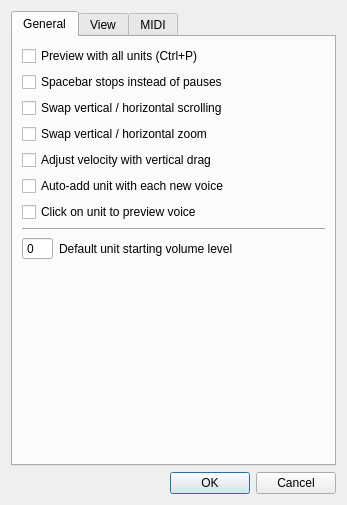
This is src/editor/SettingsDialog.ui in yuxshao/ptcollab as Qt 5 draws it before an edit. The edited form follows.
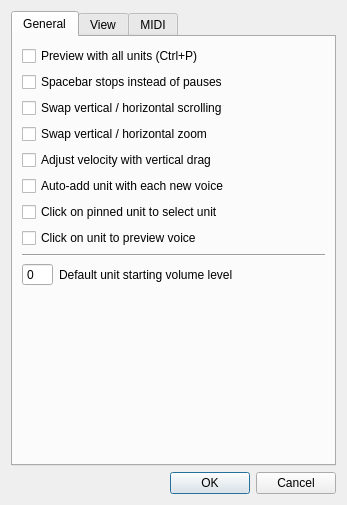
This is the edited form.

Commit message: click on pinned unit to select unit option

Diff of the .ui file:
```diff
--- a/src/editor/SettingsDialog.ui
+++ b/src/editor/SettingsDialog.ui
@@ -66,6 +66,13 @@
          </property>
         </widget>
        </item>
+       <item>
+        <widget class="QCheckBox" name="selectPinnedUnitOnClickCheck">
+         <property name="text">
+          <string>Click on pinned unit to select unit</string>
+         </property>
+        </widget>
+       </item>
        <item>
         <widget class="QCheckBox" name="unitPreviewClickCheck">
          <property name="text">
```
The commit also changes 4 other files.
